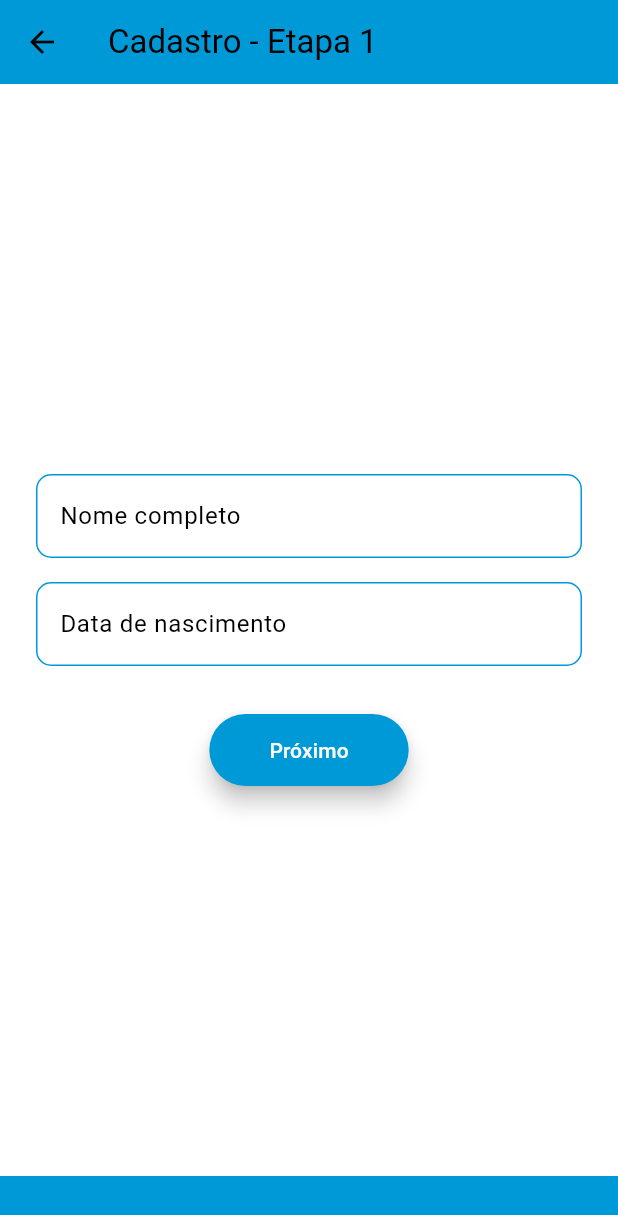
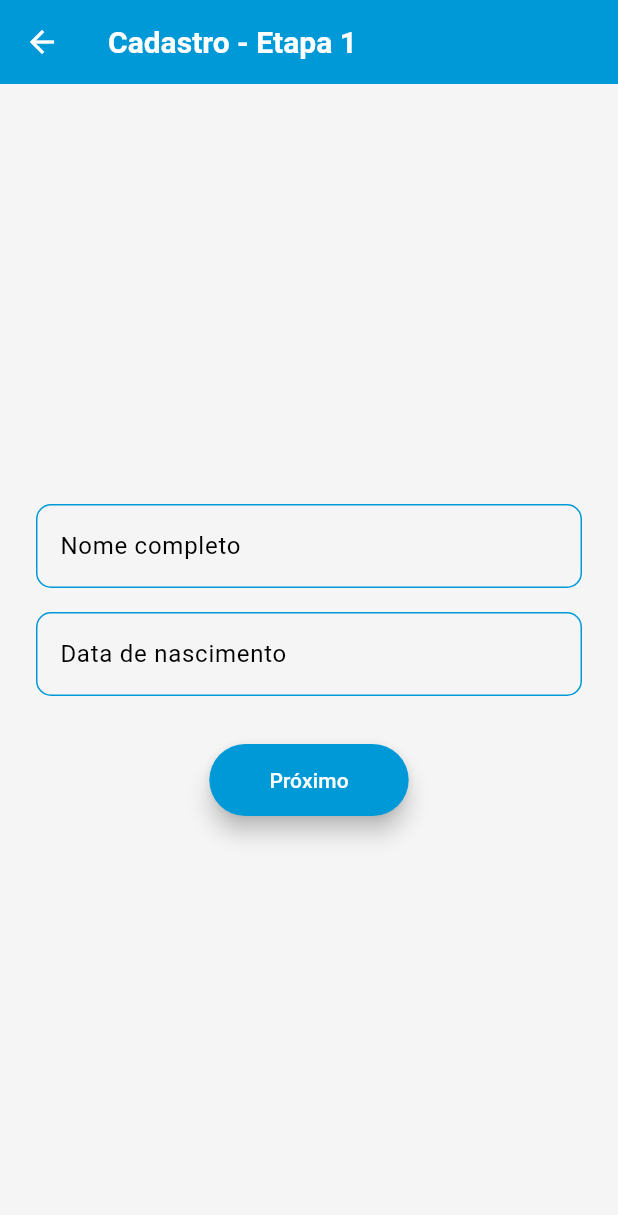
Before and after one commit to suh-a/agenda-de-eventos, a Flutter app: the screen it shows after launch, after a tap on "Cadastre-se", on a phone screen of 412 x 824 dp. Shown: the top 1215 px of the screen. Run offline on Flutter 3.47's test engine with Material 3 defaults, Android fonts, the phone set to English and light mode, and no system bars; accounts and stored records are empty.

Commit message:
Adicionando tela e melhorando layout e funcionalidades

```diff
--- a/lib/Login.dart
+++ b/lib/Login.dart
@@ -1,8 +1,5 @@
 import 'package:flutter/material.dart';
-
-void main() {
-  runApp(const LoginApp());
-}
+import 'package:agenda/home.dart';
 
 class UsuarioRepository {
   static String? nome;
@@ -32,18 +29,6 @@ class UsuarioRepository {
   }
 }
 
-class LoginApp extends StatelessWidget {
-  const LoginApp({super.key});
-
-  @override
-  Widget build(BuildContext context) {
-    return MaterialApp(
-      home: const LoginPage(),
-      debugShowCheckedModeBanner: false,
-    );
-  }
-}
-
 class LoginPage extends StatefulWidget {
   const LoginPage({super.key});
 
@@ -60,10 +45,16 @@ class _LoginPageState extends State<LoginPage> {
     final bool existeUsuario = UsuarioRepository.temUsuario;
 
     return Scaffold(
-      backgroundColor: Colors.white,
+      backgroundColor: Theme.of(context).scaffoldBackgroundColor,
+      appBar: AppBar(
+        title: const Text('Login'),
+        backgroundColor: Theme.of(context).appBarTheme.backgroundColor,
+        elevation: Theme.of(context).appBarTheme.elevation,
+        iconTheme: Theme.of(context).appBarTheme.iconTheme,
+        titleTextStyle: Theme.of(context).appBarTheme.titleTextStyle,
+      ),
       body: Column(
         children: [
-          Container(height: 80, color: const Color(0xFF0099D8)),
           Expanded(
             child: Center(
               child: SingleChildScrollView(
@@ -107,7 +98,7 @@ class _LoginPageState extends State<LoginPage> {
 
                         Navigator.pushReplacement(
                           context,
-                          MaterialPageRoute(builder: (_) => const HomePage()),
+                          MaterialPageRoute(builder: (_) => HomePage()),
                         );
                       },
                     ),
@@ -120,9 +111,9 @@ class _LoginPageState extends State<LoginPage> {
                             MaterialPageRoute(builder: (_) => const CadastroPage()),
                           );
                         },
-                        child: const Text(
+                        child: Text(
                           'Cadastre-se',
-                          style: TextStyle(color: Color(0xFF0099D8), fontSize: 16),
+                          style: TextStyle(color: Theme.of(context).primaryColor, fontSize: 16),
                         ),
                       ),
                   ],
@@ -130,7 +121,6 @@ class _LoginPageState extends State<LoginPage> {
               ),
             ),
           ),
-          Container(height: 40, color: const Color(0xFF0099D8)),
         ],
       ),
     );
@@ -147,19 +137,7 @@ class _LoginPageState extends State<LoginPage> {
       obscureText: obscure,
       decoration: InputDecoration(
         labelText: label,
-        prefixIcon: Icon(icon, color: const Color(0xFF0099D8)),
-        border: OutlineInputBorder(
-          borderRadius: BorderRadius.circular(10),
-          borderSide: const BorderSide(color: Color(0xFF0099D8)),
-        ),
-        enabledBorder: OutlineInputBorder(
-          borderRadius: BorderRadius.circular(10),
-          borderSide: const BorderSide(color: Color(0xFF0099D8)),
-        ),
-        focusedBorder: OutlineInputBorder(
-          borderRadius: BorderRadius.circular(10),
-          borderSide: const BorderSide(color: Color(0xFF0099D8), width: 2),
-        ),
+        prefixIcon: Icon(icon, color: Theme.of(context).primaryColor),
       ),
     );
   }
@@ -167,13 +145,6 @@ class _LoginPageState extends State<LoginPage> {
   Widget _buildButton({required String text, required VoidCallback onPressed}) {
     return ElevatedButton(
       onPressed: onPressed,
-      style: ElevatedButton.styleFrom(
-        backgroundColor: const Color(0xFF0099D8),
-        foregroundColor: Colors.white,
-        shape: RoundedRectangleBorder(borderRadius: BorderRadius.circular(30)),
-        padding: const EdgeInsets.symmetric(horizontal: 40, vertical: 14),
-        elevation: 6,
-      ),
       child: Text(text),
     );
   }
@@ -233,10 +204,13 @@ class _CadastroPageState extends State<CadastroPage> {
   @override
   Widget build(BuildContext context) {
     return Scaffold(
-      backgroundColor: Colors.white,
+      backgroundColor: Theme.of(context).scaffoldBackgroundColor,
       appBar: AppBar(
         title: Text('Cadastro - Etapa $etapa'),
-        backgroundColor: const Color(0xFF0099D8),
+        backgroundColor: Theme.of(context).appBarTheme.backgroundColor,
+        elevation: Theme.of(context).appBarTheme.elevation,
+        iconTheme: Theme.of(context).appBarTheme.iconTheme,
+        titleTextStyle: Theme.of(context).appBarTheme.titleTextStyle,
         leading: IconButton(icon: const Icon(Icons.arrow_back), onPressed: voltar),
       ),
       body: Column(
@@ -270,7 +244,6 @@ class _CadastroPageState extends State<CadastroPage> {
               ),
             ),
           ),
-          Container(height: 40, color: const Color(0xFF0099D8)),
         ],
       ),
     );
@@ -283,14 +256,8 @@ class _CadastroPageState extends State<CadastroPage> {
       decoration: InputDecoration(
         labelText: label,
         border: OutlineInputBorder(borderRadius: BorderRadius.circular(10)),
-        enabledBorder: OutlineInputBorder(
-          borderRadius: BorderRadius.circular(10),
-          borderSide: const BorderSide(color: Color(0xFF0099D8)),
-        ),
-        focusedBorder: OutlineInputBorder(
-          borderRadius: BorderRadius.circular(10),
-          borderSide: const BorderSide(color: Color(0xFF0099D8), width: 2),
-        ),
+        enabledBorder: Theme.of(context).inputDecorationTheme.enabledBorder,
+        focusedBorder: Theme.of(context).inputDecorationTheme.focusedBorder,
       ),
     );
   }
@@ -298,13 +265,6 @@ class _CadastroPageState extends State<CadastroPage> {
   Widget _buildButton({required String text, required VoidCallback onPressed}) {
     return ElevatedButton(
       onPressed: onPressed,
-      style: ElevatedButton.styleFrom(
-        backgroundColor: const Color(0xFF0099D8),
-        foregroundColor: Colors.white,
-        shape: RoundedRectangleBorder(borderRadius: BorderRadius.circular(30)),
-        padding: const EdgeInsets.symmetric(horizontal: 40, vertical: 14),
-        elevation: 6,
-      ),
       child: Text(text),
     );
   }
@@ -313,35 +273,3 @@ class _CadastroPageState extends State<CadastroPage> {
     ScaffoldMessenger.of(context).showSnackBar(SnackBar(content: Text(msg)));
   }
 }
-
-class HomePage extends StatelessWidget {
-  const HomePage({super.key});
-
-  @override
-  Widget build(BuildContext context) {
-    return Scaffold(
-      backgroundColor: Colors.white,
-      appBar: AppBar(
-        backgroundColor: const Color(0xFF0099D8),
-        title: const Text('Home'),
-        actions: [
-          IconButton(
-            icon: const Icon(Icons.logout),
-            onPressed: () {
-              Navigator.pushReplacement(
-                context,
-                MaterialPageRoute(builder: (_) => const LoginPage()),
-              );
-            },
-          )
-        ],
-      ),
-      body: Center(
-        child: Text(
-          'Bem-vindo, ${UsuarioRepository.nome ?? 'Usuário'}!',
-          style: const TextStyle(fontSize: 22, color: Colors.black),
-        ),
-      ),
-    );
-  }
-}
--- a/lib/main.dart
+++ b/lib/main.dart
@@ -1,7 +1,9 @@
+import 'package:agenda/Login.dart';
 import 'package:flutter/material.dart';
-import 'Login.dart';
-import 'home.dart';
-import 'perfil.dart';
+
+const Color primaryColor = Color(0xFF0099D8);
+const Color secondaryColor = Colors.indigoAccent;
+const Color backgroundColor = Color(0xFFF5F5F5);
 
 void main() {
   runApp(const MyApp());
@@ -16,13 +18,43 @@ class MyApp extends StatelessWidget {
       debugShowCheckedModeBanner: false,
       title: 'Agenda de Eventos',
       theme: ThemeData(
-        primaryColor: Color(0xFF0099D8),
+        primaryColor: primaryColor,
+        scaffoldBackgroundColor: backgroundColor,
+        appBarTheme: AppBarTheme(
+          backgroundColor: primaryColor,
+          elevation: 0,
+          iconTheme: IconThemeData(color: Colors.white),
+          titleTextStyle: TextStyle(
+            color: Colors.white, fontSize: 20, fontWeight: FontWeight.bold,
+          ),
+        ),
         colorScheme: ColorScheme.fromSwatch().copyWith(
-          primary: Color(0xFF0099D8),
-          secondary: Colors.indigoAccent,
+          primary: primaryColor,
+          secondary: secondaryColor,
+        ),
+        elevatedButtonTheme: ElevatedButtonThemeData(
+          style: ElevatedButton.styleFrom(
+            backgroundColor: primaryColor,
+            foregroundColor: Colors.white,
+            shape: RoundedRectangleBorder(borderRadius: BorderRadius.circular(30)),
+            padding: const EdgeInsets.symmetric(horizontal: 40, vertical: 14),
+            elevation: 6,
+          ),
+        ),
+        inputDecorationTheme: InputDecorationTheme(
+          border: OutlineInputBorder(borderRadius: BorderRadius.circular(10)),
+          enabledBorder: OutlineInputBorder(
+            borderRadius: BorderRadius.circular(10),
+            borderSide: BorderSide(color: primaryColor),
+          ),
+          focusedBorder: OutlineInputBorder(
+            borderRadius: BorderRadius.circular(10),
+            borderSide: BorderSide(color: primaryColor, width: 2),
+          ),
+          prefixIconColor: primaryColor,
         ),
       ),
-      home: const LoginPage(),
+      home: LoginPage(),
     );
   }
 }
--- a/lib/perfil.dart
+++ b/lib/perfil.dart
@@ -81,7 +81,7 @@ class _PerfilPageState extends State<PerfilPage> {
 
   @override
   Widget build(BuildContext context) {
-    final Color primaryColor = Color(0xFF0099D8);
+    final Color primaryColor = Theme.of(context).primaryColor;
     return Scaffold(
       appBar: AppBar(
         title: Text('Perfil'),
@@ -100,7 +100,7 @@ class _PerfilPageState extends State<PerfilPage> {
           ),
         ],
       ),
-      backgroundColor: Colors.white,
+      backgroundColor: Theme.of(context).scaffoldBackgroundColor,
       body: SingleChildScrollView(
         padding: const EdgeInsets.all(24),
         child: Column(
```
Also changed, not shown: lib/eventos.dart (added, +217 -0 lines), lib/home.dart (+8 -47 lines), pubspec.lock.
